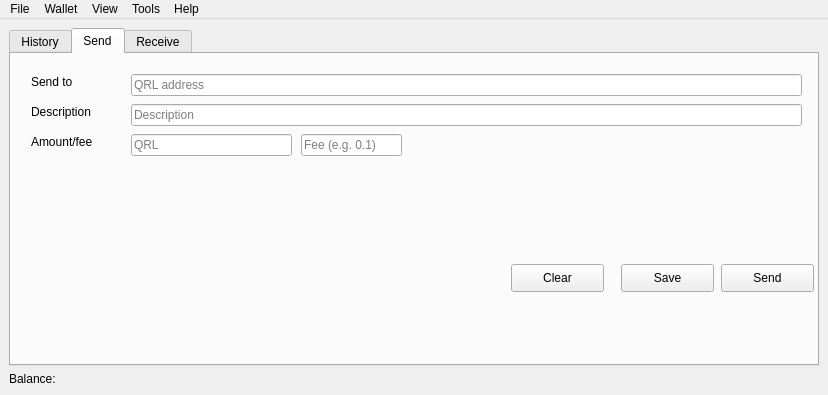
Above: GUI3.ui from successor1/qrllight before the change. Below: the same form after it.
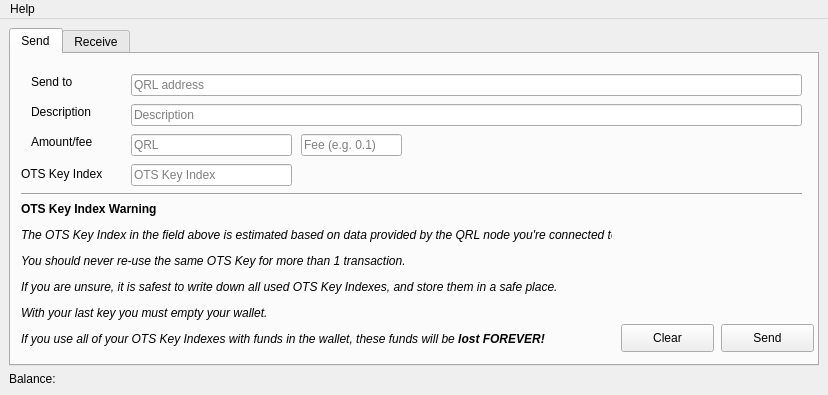
That is the form after the change. The open tabs and pages were chosen to show the change. Icons and pictures are not drawn.

```diff
--- a/GUI3.ui
+++ b/GUI3.ui
@@ -24,44 +24,6 @@
       <property name="currentIndex">
        <number>2</number>
       </property>
-      <widget class="QWidget" name="history_tab">
-       <attribute name="icon">
-        <iconset>
-         <normaloff>views/images/tab_history.png</normaloff>views/images/tab_history.png</iconset>
-       </attribute>
-       <attribute name="title">
-        <string>History</string>
-       </attribute>
-       <layout class="QVBoxLayout" name="verticalLayout_2">
-        <item>
-         <widget class="QTableWidget" name="transaction_table">
-          <property name="lineWidth">
-           <number>1</number>
-          </property>
-          <column>
-           <property name="text">
-            <string>Date</string>
-           </property>
-          </column>
-          <column>
-           <property name="text">
-            <string>Description</string>
-           </property>
-          </column>
-          <column>
-           <property name="text">
-            <string>Amount</string>
-           </property>
-          </column>
-          <column>
-           <property name="text">
-            <string>Balance</string>
-           </property>
-          </column>
-         </widget>
-        </item>
-       </layout>
-      </widget>
       <widget class="QWidget" name="send_tab">
        <attribute name="icon">
         <iconset>
@@ -73,34 +35,21 @@
        <widget class="QPushButton" name="clear_button">
         <property name="geometry">
          <rect>
-          <x>500</x>
-          <y>210</y>
-          <width>93</width>
-          <height>28</height>
-         </rect>
-        </property>
-        <property name="text">
-         <string>Clear</string>
-        </property>
-       </widget>
-       <widget class="QPushButton" name="save_button">
-        <property name="geometry">
-         <rect>
           <x>610</x>
-          <y>210</y>
+          <y>270</y>
           <width>93</width>
           <height>28</height>
          </rect>
         </property>
         <property name="text">
-         <string>Save</string>
+         <string>Clear</string>
         </property>
        </widget>
        <widget class="QPushButton" name="send_button">
         <property name="geometry">
          <rect>
           <x>710</x>
-          <y>210</y>
+          <y>270</y>
           <width>93</width>
           <height>28</height>
          </rect>
@@ -140,7 +89,7 @@
          <rect>
           <x>20</x>
           <y>80</y>
-          <width>81</width>
+          <width>91</width>
           <height>16</height>
          </rect>
         </property>
@@ -209,6 +158,80 @@
          <string>Fee (e.g. 0.1)</string>
         </property>
        </widget>
+       <widget class="QLineEdit" name="ots_key_index_input">
+        <property name="geometry">
+         <rect>
+          <x>120</x>
+          <y>110</y>
+          <width>161</width>
+          <height>22</height>
+         </rect>
+        </property>
+        <property name="inputMask">
+         <string/>
+        </property>
+        <property name="text">
+         <string/>
+        </property>
+        <property name="cursorPosition">
+         <number>0</number>
+        </property>
+        <property name="placeholderText">
+         <string>OTS Key Index</string>
+        </property>
+       </widget>
+       <widget class="QLabel" name="ots_key_index_count_label">
+        <property name="geometry">
+         <rect>
+          <x>10</x>
+          <y>110</y>
+          <width>101</width>
+          <height>20</height>
+         </rect>
+        </property>
+        <property name="text">
+         <string>OTS Key Index</string>
+        </property>
+       </widget>
+       <widget class="QLabel" name="ots_key_index_label">
+        <property name="geometry">
+         <rect>
+          <x>290</x>
+          <y>110</y>
+          <width>111</width>
+          <height>20</height>
+         </rect>
+        </property>
+        <property name="text">
+         <string/>
+        </property>
+       </widget>
+       <widget class="QLabel" name="ots_warning_label">
+        <property name="geometry">
+         <rect>
+          <x>10</x>
+          <y>140</y>
+          <width>591</width>
+          <height>161</height>
+         </rect>
+        </property>
+        <property name="text">
+         <string>&lt;html&gt;&lt;head/&gt;&lt;body&gt;&lt;p&gt;&lt;span style=&quot; font-size:9pt; font-weight:600;&quot;&gt;OTS Key Index Warning&lt;/span&gt;&lt;/p&gt;&lt;p&gt;&lt;span style=&quot; font-size:9pt; font-style:italic;&quot;&gt;The OTS Key Index in the field above is estimated based on data provided by the QRL node you're connected to. &lt;/span&gt;&lt;/p&gt;&lt;p&gt;&lt;span style=&quot; font-size:9pt; font-style:italic;&quot;&gt;You should never re-use the same OTS Key for more than 1 transaction.&lt;/span&gt;&lt;/p&gt;&lt;p&gt;&lt;span style=&quot; font-size:9pt; font-style:italic;&quot;&gt;If you are unsure, it is safest to write down all used OTS Key Indexes, and store them in a safe place. &lt;/span&gt;&lt;/p&gt;&lt;p&gt;&lt;span style=&quot; font-size:9pt; font-style:italic;&quot;&gt;With your last key you must empty your wallet. &lt;/span&gt;&lt;/p&gt;&lt;p&gt;&lt;span style=&quot; font-size:9pt; font-style:italic;&quot;&gt;If you use all of your OTS Key Indexes with funds in the wallet, these funds will be &lt;/span&gt;&lt;span style=&quot; font-size:9pt; font-weight:600; font-style:italic;&quot;&gt;lost FOREVER!&lt;/span&gt;&lt;/p&gt;&lt;/body&gt;&lt;/html&gt;</string>
+        </property>
+       </widget>
+       <widget class="Line" name="line">
+        <property name="geometry">
+         <rect>
+          <x>10</x>
+          <y>130</y>
+          <width>781</width>
+          <height>20</height>
+         </rect>
+        </property>
+        <property name="orientation">
+         <enum>Qt::Horizontal</enum>
+        </property>
+       </widget>
       </widget>
       <widget class="QWidget" name="receive_tab">
        <attribute name="icon">
@@ -291,58 +314,6 @@
      <height>22</height>
     </rect>
    </property>
-   <widget class="QMenu" name="menuFile">
-    <property name="title">
-     <string>File</string>
-    </property>
-    <addaction name="actionRecently_opened"/>
-    <addaction name="actionOpen"/>
-    <addaction name="actionNew"/>
-    <addaction name="actionSave_backup"/>
-    <addaction name="actionDelete"/>
-    <addaction name="separator"/>
-    <addaction name="actionQuit"/>
-   </widget>
-   <widget class="QMenu" name="menuWallet">
-    <property name="title">
-     <string>Wallet</string>
-    </property>
-    <addaction name="actionInformation"/>
-    <addaction name="separator"/>
-    <addaction name="actionPassword"/>
-    <addaction name="actionSeed"/>
-    <addaction name="actionPrivate_keys"/>
-    <addaction name="separator"/>
-    <addaction name="actionAddresses"/>
-    <addaction name="actionLabels"/>
-    <addaction name="actionHistory"/>
-    <addaction name="actionContacts"/>
-    <addaction name="separator"/>
-    <addaction name="actionFind"/>
-   </widget>
-   <widget class="QMenu" name="menuView">
-    <property name="title">
-     <string>View</string>
-    </property>
-    <addaction name="actionShow_addresses"/>
-    <addaction name="actionShow_coins"/>
-    <addaction name="actionHide_channels"/>
-    <addaction name="actionShow_contacts"/>
-   </widget>
-   <widget class="QMenu" name="menuTools">
-    <property name="title">
-     <string>Tools</string>
-    </property>
-    <addaction name="actionPreferences"/>
-    <addaction name="actionNetwork"/>
-    <addaction name="actionPlugins"/>
-    <addaction name="separator"/>
-    <addaction name="actionSign_verify_message"/>
-    <addaction name="actionEncrypt_decrypt_message"/>
-    <addaction name="separator"/>
-    <addaction name="actionPay_to_many"/>
-    <addaction name="actionLoad_transaction"/>
-   </widget>
    <widget class="QMenu" name="menuHelp">
     <property name="title">
      <string>Help</string>
@@ -357,10 +328,6 @@
     <addaction name="separator"/>
     <addaction name="actionDonate_to_development"/>
    </widget>
-   <addaction name="menuFile"/>
-   <addaction name="menuWallet"/>
-   <addaction name="menuView"/>
-   <addaction name="menuTools"/>
    <addaction name="menuHelp"/>
   </widget>
   <action name="actionAbout">
```
Left out of the diff: 80 changed lines with no effect on the pictures.
